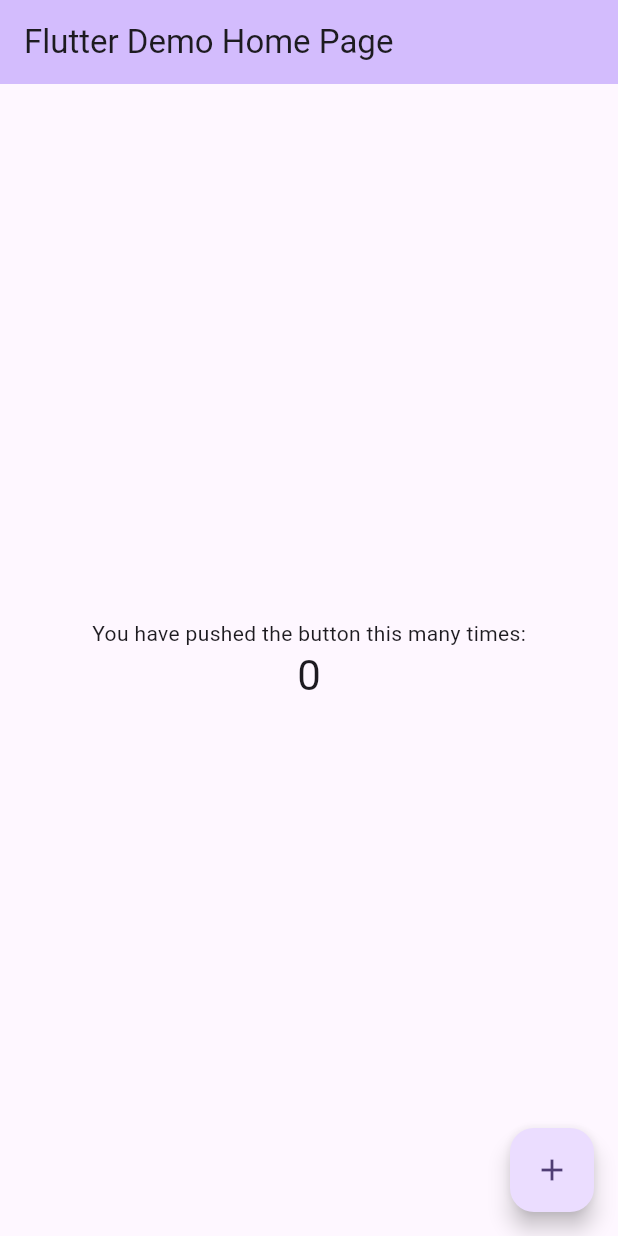
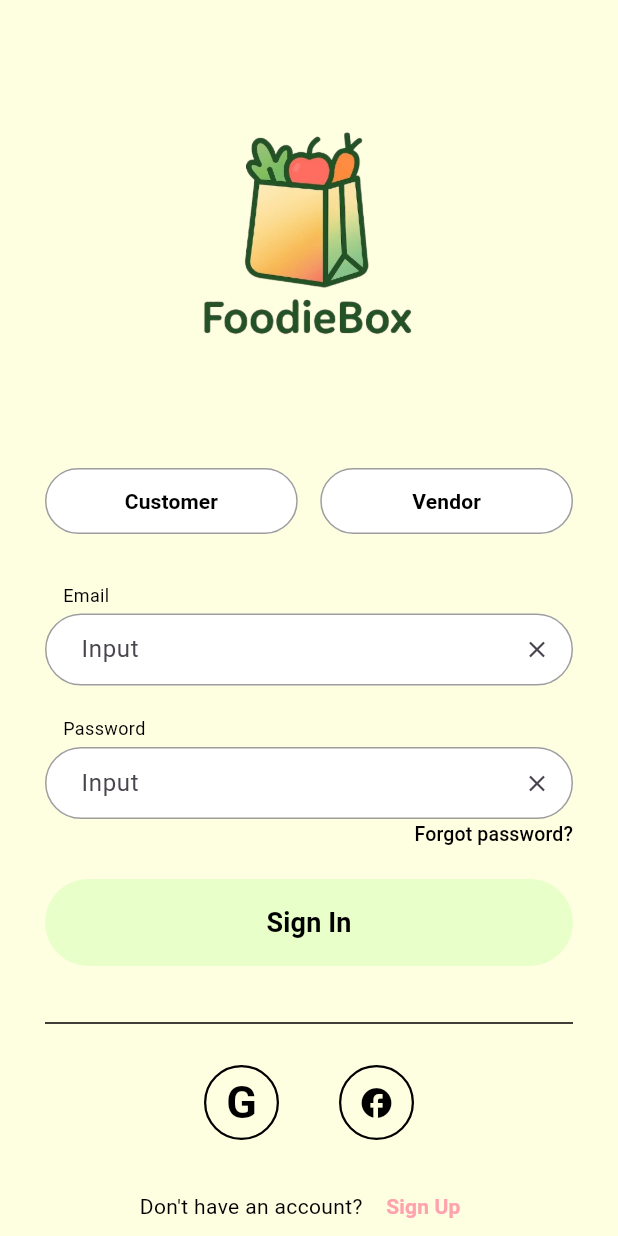
Before and after one commit to gananwen/foodieBox, a Flutter app: the screen it shows after launch, on a phone screen of 412 x 824 dp. Run offline on Flutter 3.47's test engine with Material 3 defaults, Android fonts, the light colour scheme and no system bars.

Commit message:
feat: Completed Login Page UI and implemented logo animation

```diff
--- a/lib/main.dart
+++ b/lib/main.dart
@@ -1,4 +1,5 @@
 import 'package:flutter/material.dart';
+import 'pages/login_page.dart';
 
 void main() {
   runApp(const MyApp());
@@ -10,113 +11,11 @@ class MyApp extends StatelessWidget {
   // This widget is the root of your application.
   @override
   Widget build(BuildContext context) {
-    return MaterialApp(
-      title: 'Flutter Demo',
-      theme: ThemeData(
-        // This is the theme of your application.
-        //
-        // TRY THIS: Try running your application with "flutter run". You'll see
-        // the application has a purple toolbar. Then, without quitting the app,
-        // try changing the seedColor in the colorScheme below to Colors.green
-        // and then invoke "hot reload" (save your changes or press the "hot
-        // reload" button in a Flutter-supported IDE, or press "r" if you used
-        // the command line to start the app).
-        //
-        // Notice that the counter didn't reset back to zero; the application
-        // state is not lost during the reload. To reset the state, use hot
-        // restart instead.
-        //
-        // This works for code too, not just values: Most code changes can be
-        // tested with just a hot reload.
-        colorScheme: ColorScheme.fromSeed(seedColor: Colors.deepPurple),
-      ),
-      home: const MyHomePage(title: 'Flutter Demo Home Page'),
+    return const MaterialApp(
+      title: 'FoodieBox Customer App',
+      debugShowCheckedModeBanner: false,
+      // This line tells Flutter to display the LoginPage first
+      home: LoginPage(),
     );
   }
 }
-
-class MyHomePage extends StatefulWidget {
-  const MyHomePage({super.key, required this.title});
-
-  // This widget is the home page of your application. It is stateful, meaning
-  // that it has a State object (defined below) that contains fields that affect
-  // how it looks.
-
-  // This class is the configuration for the state. It holds the values (in this
-  // case the title) provided by the parent (in this case the App widget) and
-  // used by the build method of the State. Fields in a Widget subclass are
-  // always marked "final".
-
-  final String title;
-
-  @override
-  State<MyHomePage> createState() => _MyHomePageState();
-}
-
-class _MyHomePageState extends State<MyHomePage> {
-  int _counter = 0;
-
-  void _incrementCounter() {
-    setState(() {
-      // This call to setState tells the Flutter framework that something has
-      // changed in this State, which causes it to rerun the build method below
-      // so that the display can reflect the updated values. If we changed
-      // _counter without calling setState(), then the build method would not be
-      // called again, and so nothing would appear to happen.
-      _counter++;
-    });
-  }
-
-  @override
-  Widget build(BuildContext context) {
-    // This method is rerun every time setState is called, for instance as done
-    // by the _incrementCounter method above.
-    //
-    // The Flutter framework has been optimized to make rerunning build methods
-    // fast, so that you can just rebuild anything that needs updating rather
-    // than having to individually change instances of widgets.
-    return Scaffold(
-      appBar: AppBar(
-        // TRY THIS: Try changing the color here to a specific color (to
-        // Colors.amber, perhaps?) and trigger a hot reload to see the AppBar
-        // change color while the other colors stay the same.
-        backgroundColor: Theme.of(context).colorScheme.inversePrimary,
-        // Here we take the value from the MyHomePage object that was created by
-        // the App.build method, and use it to set our appbar title.
-        title: Text(widget.title),
-      ),
-      body: Center(
-        // Center is a layout widget. It takes a single child and positions it
-        // in the middle of the parent.
-        child: Column(
-          // Column is also a layout widget. It takes a list of children and
-          // arranges them vertically. By default, it sizes itself to fit its
-          // children horizontally, and tries to be as tall as its parent.
-          //
-          // Column has various properties to control how it sizes itself and
-          // how it positions its children. Here we use mainAxisAlignment to
-          // center the children vertically; the main axis here is the vertical
-          // axis because Columns are vertical (the cross axis would be
-          // horizontal).
-          //
-          // TRY THIS: Invoke "debug painting" (choose the "Toggle Debug Paint"
-          // action in the IDE, or press "p" in the console), to see the
-          // wireframe for each widget.
-          mainAxisAlignment: MainAxisAlignment.center,
-          children: <Widget>[
-            const Text('You have pushed the button this many times:'),
-            Text(
-              '$_counter',
-              style: Theme.of(context).textTheme.headlineMedium,
-            ),
-          ],
-        ),
-      ),
-      floatingActionButton: FloatingActionButton(
-        onPressed: _incrementCounter,
-        tooltip: 'Increment',
-        child: const Icon(Icons.add),
-      ), // This trailing comma makes auto-formatting nicer for build methods.
-    );
-  }
-}
--- /dev/null
+++ b/lib/pages/login_page.dart
@@ -0,0 +1,264 @@
+import 'package:flutter/material.dart';
+import '../utils/styles.dart';
+
+class LoginPage extends StatefulWidget { // CHANGE: Changed to StatefulWidget for animation
+  const LoginPage({super.key});
+
+  @override
+  State<LoginPage> createState() => _LoginPageState(); // CHANGE: Create State
+}
+
+class _LoginPageState extends State<LoginPage> with SingleTickerProviderStateMixin { // CHANGE: Add TickerProvider for animation
+  // --- Image Asset Path ---
+  static const String _logoPath = 'assets/images/FoodieBoxLogo.png';
+
+  late AnimationController _controller; // Animation controller
+  late Animation<double> _animation;    // Animation for scaling
+
+  @override
+  void initState() {
+    super.initState();
+    _controller = AnimationController(
+      duration: const Duration(seconds: 2), // Animation duration
+      vsync: this, // Link to this widget
+    )..repeat(reverse: true); // Repeat animation in reverse (pulse effect)
+
+    _animation = Tween<double>(begin: 0.95, end: 1.05).animate( // Scale from 95% to 105%
+      CurvedAnimation(
+        parent: _controller,
+        curve: Curves.easeInOut, // Smooth easing
+      ),
+    );
+  }
+
+  @override
+  void dispose() {
+    _controller.dispose(); // Dispose controller to prevent memory leaks
+    super.dispose();
+  }
+
+  @override
+  Widget build(BuildContext context) {
+    return Scaffold(
+      backgroundColor: kAppBackgroundColor,
+      body: Center(
+        child: SingleChildScrollView(
+          padding: const EdgeInsets.symmetric(horizontal: 30.0),
+          child: Column(
+            mainAxisAlignment: MainAxisAlignment.center,
+            crossAxisAlignment: CrossAxisAlignment.stretch,
+            children: <Widget>[
+              const SizedBox(height: 60), // Padding above the logo
+
+              // --- 1. Logo Area with Pulsing Animation ---
+              ScaleTransition( // NEW: Use ScaleTransition for animation
+                scale: _animation,
+                child: Padding(
+                  padding: const EdgeInsets.only(bottom: 50),
+                  child: Image.asset(
+                    _logoPath,
+                    height: 200, // INCREASED: Made logo bigger
+                    fit: BoxFit.contain,
+                  ),
+                ),
+              ),
+
+              // 2. Customer/Vendor Toggle (Pill-shaped, Uniform White buttons)
+              Row(
+                children: <Widget>[
+                  Expanded(
+                    child: _RoleButton(
+                      label: 'Customer',
+                      isSelected: true,
+                      onPressed: () {},
+                    ),
+                  ),
+                  const SizedBox(width: 15),
+                  Expanded(
+                    child: _RoleButton(
+                      label: 'Vendor',
+                      isSelected: false,
+                      onPressed: () {},
+                    ),
+                  ),
+                ],
+              ),
+              const SizedBox(height: 30),
+
+              // 3. Input Fields
+              const _CustomInputField(label: 'Email'),
+              const SizedBox(height: 20),
+              const _CustomInputField(label: 'Password', obscureText: true),
+
+              // Forgot Password Link
+              Align(
+                alignment: Alignment.centerRight,
+                child: TextButton(
+                  onPressed: () {},
+                  style: TextButton.styleFrom(
+                    padding: EdgeInsets.zero,
+                    minimumSize: const Size(50, 20),
+                    tapTargetSize: MaterialTapTargetSize.shrinkWrap,
+                  ),
+                  child: const Text('Forgot password?', style: TextStyle(color: kTextColor, fontSize: 13)),
+                ),
+              ),
+              const SizedBox(height: 20),
+
+              // 4. Sign In Button (Pill-shaped, Light Green E8FFC9)
+              ElevatedButton(
+                onPressed: () {
+                   // Navigation to MainPage goes here
+                },
+                style: ElevatedButton.styleFrom(
+                  backgroundColor: kCategoryColor, // E8FFC9 (Light Green)
+                  foregroundColor: kTextColor, // Black Text
+                  shape: RoundedRectangleBorder(
+                    borderRadius: BorderRadius.circular(30),
+                  ),
+                  padding: const EdgeInsets.symmetric(vertical: 16),
+                  elevation: 0,
+                ),
+                child: const Text('Sign In', style: TextStyle(fontWeight: FontWeight.bold, fontSize: 18)),
+              ),
+              const SizedBox(height: 30),
+
+              // 5. Separator
+              const Divider(color: kTextColor),
+              const SizedBox(height: 20),
+
+              // 6. Social Login Icons
+              Row(
+                mainAxisAlignment: MainAxisAlignment.center,
+                children: [
+                  const _SocialIcon(icon: Icons.g_mobiledata_outlined, label: 'G', size: 30),
+                  const SizedBox(width: 40),
+                  const _SocialIcon(icon: Icons.facebook, label: 'f', size: 24),
+                ],
+              ),
+              const SizedBox(height: 20),
+
+              // 7. Sign Up Link
+              Row(
+                mainAxisAlignment: MainAxisAlignment.center,
+                children: <Widget>[
+                  const Text("Don't have an account? ", style: TextStyle(color: kTextColor)),
+                  TextButton(
+                    onPressed: () {},
+                    child: const Text('Sign Up', style: kLinkTextStyle),
+                  ),
+                ],
+              ),
+              const SizedBox(height: 40),
+            ],
+          ),
+        ),
+      ),
+    );
+  }
+}
+
+// -----------------------------------------------------------------
+// --- Reusable Widgets (Unchanged) ---
+// -----------------------------------------------------------------
+
+class _RoleButton extends StatelessWidget {
+  final String label;
+  final bool isSelected;
+  final VoidCallback onPressed;
+
+  const _RoleButton({
+    required this.label,
+    required this.isSelected,
+    required this.onPressed,
+  });
+
+  @override
+  Widget build(BuildContext context) {
+    return OutlinedButton(
+      onPressed: onPressed,
+      style: OutlinedButton.styleFrom(
+        backgroundColor: kCardColor,
+        foregroundColor: kTextColor,
+        side: const BorderSide(color: Colors.grey, width: 1.0),
+        shape: RoundedRectangleBorder(
+          borderRadius: BorderRadius.circular(30),
+        ),
+        padding: const EdgeInsets.symmetric(vertical: 12),
+      ),
+      child: Text(label, style: const TextStyle(fontWeight: FontWeight.bold)),
+    );
+  }
+}
+
+class _CustomInputField extends StatelessWidget {
+  final String label;
+  final bool obscureText;
+
+  const _CustomInputField({required this.label, this.obscureText = false});
+
+  @override
+  Widget build(BuildContext context) {
+    return Column(
+      crossAxisAlignment: CrossAxisAlignment.start,
+      children: [
+        Padding(
+          padding: const EdgeInsets.only(left: 12.0),
+          child: Text(label, style: const TextStyle(fontSize: 12, color: kTextColor)),
+        ),
+        const SizedBox(height: 4),
+        TextField(
+          obscureText: obscureText,
+          decoration: InputDecoration(
+            hintText: 'Input',
+            fillColor: kCardColor,
+            filled: true,
+            suffixIcon: IconButton(
+              icon: const Icon(Icons.close, size: 18),
+              onPressed: () {},
+            ),
+            border: OutlineInputBorder(
+              borderRadius: BorderRadius.circular(30),
+              borderSide: const BorderSide(color: Colors.grey),
+            ),
+            enabledBorder: OutlineInputBorder(
+              borderRadius: BorderRadius.circular(30),
+              borderSide: const BorderSide(color: Colors.grey),
+            ),
+            focusedBorder: OutlineInputBorder(
+              borderRadius: BorderRadius.circular(30),
+              borderSide: const BorderSide(color: kPrimaryActionColor, width: 2),
+            ),
+            contentPadding: const EdgeInsets.symmetric(horizontal: 20, vertical: 12),
+            isDense: true,
+          ),
+        ),
+      ],
+    );
+  }
+}
+
+class _SocialIcon extends StatelessWidget {
+  final IconData icon;
+  final String label;
+  final double size;
+
+  const _SocialIcon({required this.icon, required this.label, required this.size});
+
+  @override
+  Widget build(BuildContext context) {
+    return Container(
+      width: 50,
+      height: 50,
+      decoration: BoxDecoration(
+        shape: BoxShape.circle,
+        border: Border.all(color: kTextColor, width: 1.5),
+      ),
+      child: Center(
+        child: label == 'G'
+            ? Text(label, style: TextStyle(fontSize: size, fontWeight: FontWeight.bold, color: kTextColor))
+            : Icon(icon, size: size, color: kTextColor),
+      ),
+    );
+  }
+}
--- /dev/null
+++ b/lib/utils/styles.dart
@@ -0,0 +1,43 @@
+import 'package:flutter/material.dart';
+
+// Color codes: FEFFE1, FFFFB2, E8FFC9, FFA3AF, 000000
+
+// 1. Primary Base (Lightest Yellow/Off-White)
+const Color kAppBackgroundColor = Color(0xFFFEFFE1);  // FEFFE1 - Main background
+const Color kCardColor = Colors.white;                // White - For input fields and content cards
+
+// 2. Highlighting & Action (Pink)
+const Color kPrimaryActionColor = Color(0xFFFFA3AF);  // FFA3AF - Reserved for Promotions, Deals, Buttons
+
+// 3. Category/Grouping Color (Light Green)
+const Color kCategoryColor = Color(0xFFE8FFC9);        // E8FFC9 - Used for category chips, illustration box
+
+// 4. Accent Color (Yellow)
+const Color kSecondaryAccentColor = Color(0x0fffffb2); // FFFFB2 - Used for subtle accents like the Logo box/Placeholders
+
+// 5. Text Color
+const Color kTextColor = Color(0xFF000000);           // Black
+
+// --- 2. Centralized Text Styles ---
+const TextStyle kHeading1Style = TextStyle(
+  fontSize: 24,
+  fontWeight: FontWeight.bold,
+  color: kTextColor,
+);
+
+const TextStyle kButtonTextStyle = TextStyle(
+  fontSize: 18,
+  fontWeight: FontWeight.bold,
+  color: Colors.white,
+);
+
+const TextStyle kLinkTextStyle = TextStyle(
+  color: kPrimaryActionColor,
+  fontWeight: FontWeight.bold,
+);
+
+const TextStyle kLabelTextStyle = TextStyle(
+  fontSize: 16,
+  fontWeight: FontWeight.bold,
+  color: kTextColor,
+);
--- a/pubspec.yaml
+++ b/pubspec.yaml
@@ -58,9 +58,9 @@ flutter:
   uses-material-design: true
 
   # To add assets to your application, add an assets section, like this:
-  # assets:
-  #   - images/a_dot_burr.jpeg
-  #   - images/a_dot_ham.jpeg
+  assets:
+    - assets/images/
+
 
   # An image asset can refer to one or more resolution-specific "variants", see
   # https://flutter.dev/to/resolution-aware-images
```
Also changed, not shown: assets/images/FoodieBoxLogo.png (added).
